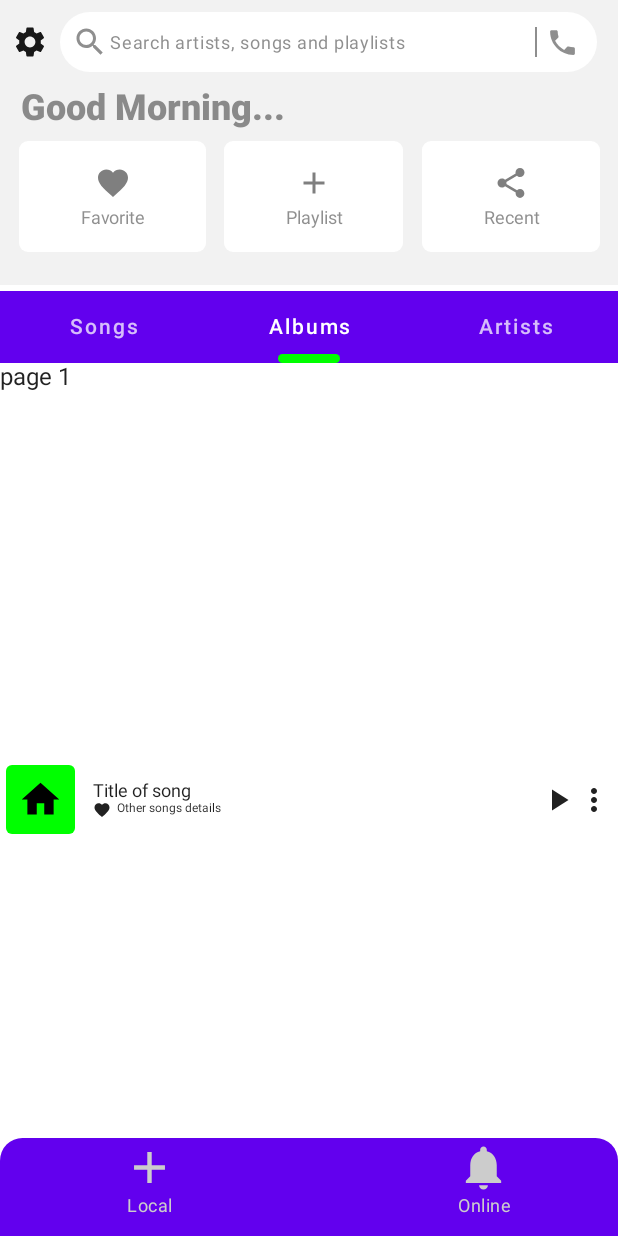
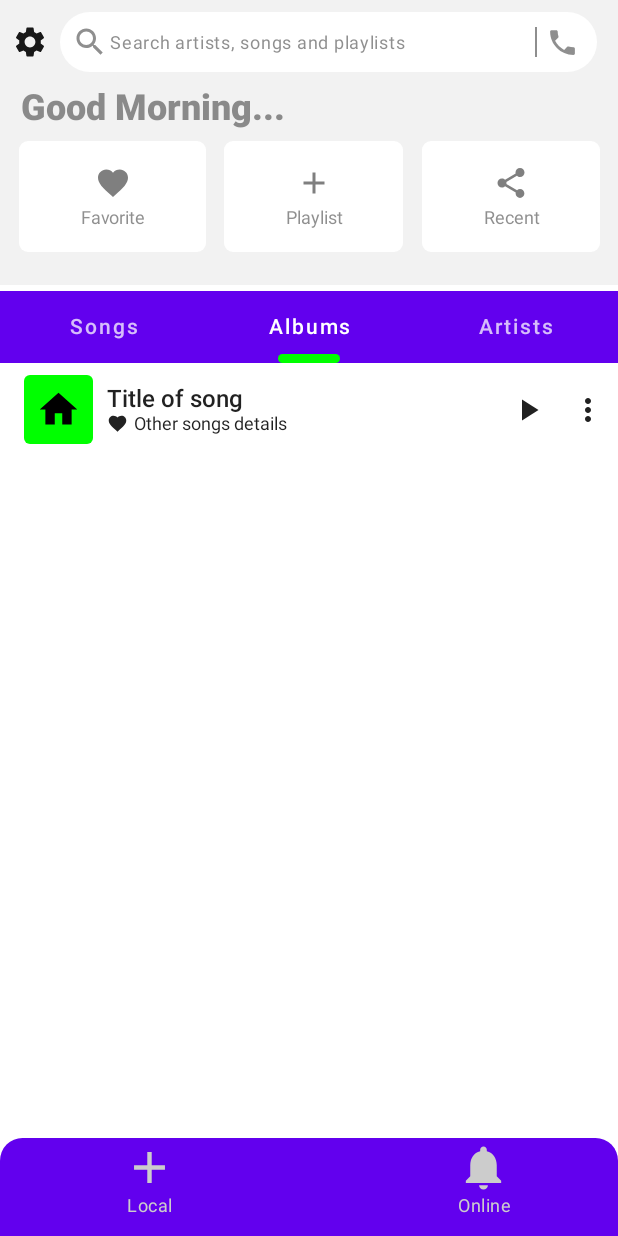
Before and after one commit to RaheemJnr/Jr-Music-Player, an Android app built with Jetpack Compose: the screen it shows after launch (MainActivity), tab 2 chosen, on a phone screen of 412 x 824 dp. Run offline under Robolectric (Android 15) with nearby library versions, the phone set to English and light mode, and no system bars; our stand-ins replace accompanist, livedata-compose.

Commit message:
tab layout fixes

```diff
--- a/app/src/main/java/com/raheemjnr/jr_music/ui/components/LocalTabLayout.kt
+++ b/app/src/main/java/com/raheemjnr/jr_music/ui/components/LocalTabLayout.kt
@@ -107,11 +107,6 @@ fun LocalTabLayout(
                 }
             }
             1 -> {
-                Text(
-                    text = "page $page",
-                    modifier = Modifier.fillMaxSize()
-                )
-
                 SongListItem()
             }
             2 -> {
--- a/app/src/main/java/com/raheemjnr/jr_music/ui/components/SongListItem.kt
+++ b/app/src/main/java/com/raheemjnr/jr_music/ui/components/SongListItem.kt
@@ -16,6 +16,9 @@ import androidx.compose.ui.Alignment
 import androidx.compose.ui.Modifier
 import androidx.compose.ui.graphics.Color
 import androidx.compose.ui.layout.ContentScale
+import androidx.compose.ui.text.font.FontFamily
+import androidx.compose.ui.text.font.FontStyle
+import androidx.compose.ui.text.font.FontWeight
 import androidx.compose.ui.text.style.TextAlign
 import androidx.compose.ui.text.style.TextOverflow
 import androidx.compose.ui.tooling.preview.Preview
@@ -29,10 +32,13 @@ fun SongListItem() {
         verticalAlignment = Alignment.CenterVertically,
         modifier = Modifier
             .fillMaxWidth()
-            .padding(4.dp)
+            .padding(start = 16.dp, top = 8.dp, bottom = 8.dp, end = 8.dp)
     ) {
         //image
 
+        Column(
+            modifier = Modifier.padding(end = 8.dp)
+        ) {
             Image(
                 Icons.Default.Home,
                 contentDescription = "",
@@ -40,9 +46,10 @@ fun SongListItem() {
                 alignment = Alignment.Center,
                 modifier = Modifier
                     .background(shape = RoundedCornerShape(4.dp), color = Color.Green)
-                .padding(8.dp)
+                    .padding( 8.dp)
                     .size(30.dp)
             )
+        }
 
         //column
         Column(
@@ -51,8 +58,9 @@ fun SongListItem() {
             Text(
                 text = "Title of song",
                 overflow = TextOverflow.Ellipsis,
-                fontSize = 12.sp,
+                fontSize = 16.sp,
                 textAlign = TextAlign.Center,
+                fontWeight = FontWeight.SemiBold,
                 modifier = Modifier
             )
             Row(modifier = Modifier.fillMaxWidth()) {
@@ -61,12 +69,14 @@ fun SongListItem() {
                     contentDescription = "",
                     modifier = Modifier
                         .padding(end = 4.dp)
-                        .size(12.dp)
+                        .size(14.dp)
                 )
                 Text(
                     text = "Other songs details",
                     overflow = TextOverflow.Ellipsis,
-                    fontSize = 8.sp
+                    fontSize = 12.sp,
+                    fontWeight = FontWeight.W400,
+                    fontFamily = FontFamily.Default
                 )
 
             }
@@ -76,6 +86,7 @@ fun SongListItem() {
                 imageVector = Icons.Default.PlayArrow,
                 contentDescription = ""
             )
+            Spacer(modifier = Modifier.width(16.dp))
             Icon(
                 imageVector = Icons.Default.MoreVert,
                 contentDescription = "",
```
Lines whose indentation alone changed are shown as unchanged.
